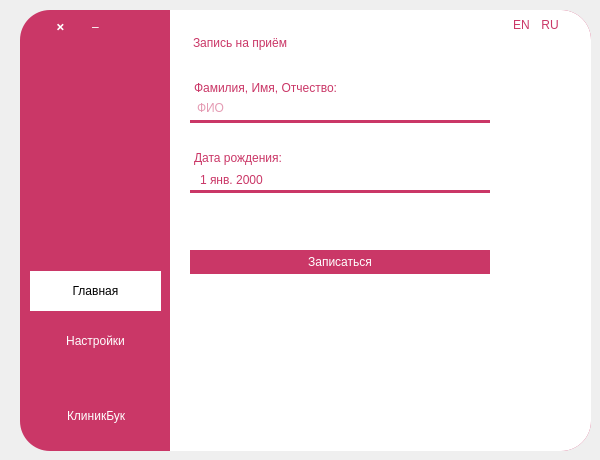
The window that design/main-layout.ui (AsQqqq/clinicbook) describes before a commit, drawn with Qt 5.
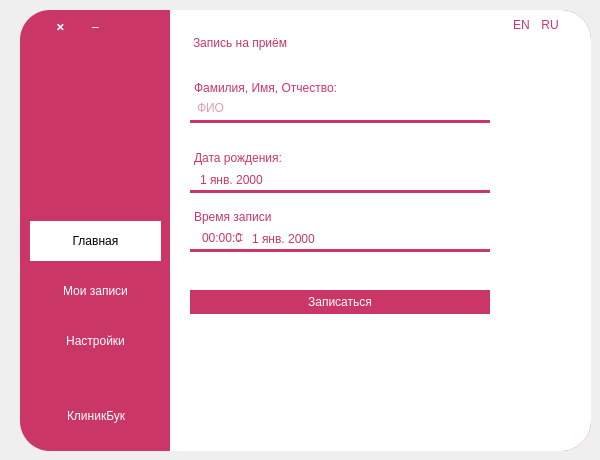
The same window after the commit. Icons and pictures are not drawn.

Diff of the .ui file:
```diff
--- a/design/main-layout.ui
+++ b/design/main-layout.ui
@@ -385,7 +385,7 @@
      <property name="geometry">
       <rect>
        <x>20</x>
-       <y>240</y>
+       <y>280</y>
        <width>300</width>
        <height>24</height>
       </rect>
@@ -464,6 +464,143 @@
       </item>
      </layout>
     </widget>
+    <widget class="QLabel" name="DateUser_2">
+     <property name="geometry">
+      <rect>
+       <x>24</x>
+       <y>196</y>
+       <width>171</width>
+       <height>21</height>
+      </rect>
+     </property>
+     <property name="styleSheet">
+      <string notr="true">QFrame {
+	background-color: 0;
+	color: #ca3767;
+	font: 500 9pt &quot;Montserrat Medium&quot;;	
+}
+</string>
+     </property>
+     <property name="text">
+      <string>Время записи</string>
+     </property>
+    </widget>
+    <widget class="Line" name="line_3">
+     <property name="geometry">
+      <rect>
+       <x>20</x>
+       <y>239</y>
+       <width>300</width>
+       <height>3</height>
+      </rect>
+     </property>
+     <property name="autoFillBackground">
+      <bool>false</bool>
+     </property>
+     <property name="styleSheet">
+      <string notr="true">QFrame {
+	background-color: #ca3767;
+}
+</string>
+     </property>
+     <property name="orientation">
+      <enum>Qt::Horizontal</enum>
+     </property>
+    </widget>
+    <widget class="QDateEdit" name="DateEditUser_2">
+     <property name="geometry">
+      <rect>
+       <x>80</x>
+       <y>219</y>
+       <width>71</width>
+       <height>20</height>
+      </rect>
+     </property>
+     <property name="styleSheet">
+      <string notr="true">QDateEdit {
+	background-color: 0;
+	color: #ca3767;
+	border: 0;
+	font: 500 9pt &quot;Montserrat Medium&quot;;	
+}
+</string>
+     </property>
+     <property name="inputMethodHints">
+      <set>Qt::ImhPreferNumbers</set>
+     </property>
+     <property name="wrapping">
+      <bool>false</bool>
+     </property>
+     <property name="frame">
+      <bool>true</bool>
+     </property>
+     <property name="alignment">
+      <set>Qt::AlignLeading|Qt::AlignLeft|Qt::AlignVCenter</set>
+     </property>
+     <property name="readOnly">
+      <bool>false</bool>
+     </property>
+     <property name="buttonSymbols">
+      <enum>QAbstractSpinBox::NoButtons</enum>
+     </property>
+     <property name="maximumDate">
+      <date>
+       <year>3000</year>
+       <month>12</month>
+       <day>31</day>
+      </date>
+     </property>
+     <property name="minimumDate">
+      <date>
+       <year>1799</year>
+       <month>9</month>
+       <day>14</day>
+      </date>
+     </property>
+    </widget>
+    <widget class="QTimeEdit" name="timeEdit">
+     <property name="geometry">
+      <rect>
+       <x>30</x>
+       <y>217</y>
+       <width>41</width>
+       <height>22</height>
+      </rect>
+     </property>
+     <property name="styleSheet">
+      <string notr="true">QTimeEdit {
+	background-color: 0;
+	color: #ca3767;
+	border: 0;
+	font: 500 9pt &quot;Montserrat Medium&quot;;	
+}
+</string>
+     </property>
+     <property name="buttonSymbols">
+      <enum>QAbstractSpinBox::NoButtons</enum>
+     </property>
+    </widget>
+    <widget class="QLabel" name="DateUser_3">
+     <property name="geometry">
+      <rect>
+       <x>67</x>
+       <y>216</y>
+       <width>16</width>
+       <height>21</height>
+      </rect>
+     </property>
+     <property name="styleSheet">
+      <string notr="true">QFrame {
+	background-color: 0;
+	color: #ca3767;
+	font: 500 9pt &quot;Montserrat Medium&quot;;	
+}
+</string>
+     </property>
+     <property name="text">
+      <string>::</string>
+     </property>
+    </widget>
    </widget>
    <widget class="QWidget" name="verticalLayoutWidget">
     <property name="geometry">
@@ -474,7 +611,7 @@
       <height>361</height>
      </rect>
     </property>
-    <layout class="QVBoxLayout" name="verticalLayout" stretch="0,0,0,0,0">
+    <layout class="QVBoxLayout" name="verticalLayout" stretch="0,0,0,0,0,0,0">
      <property name="spacing">
       <number>0</number>
      </property>
@@ -535,6 +672,44 @@
        </property>
       </spacer>
      </item>
+     <item>
+      <widget class="QPushButton" name="MySend">
+       <property name="styleSheet">
+        <string notr="true">QPushButton {
+	color: white;
+	border: 0;
+	height: 40;
+}
+
+QPushButton:hover {
+	color: black;
+	background-color: white;
+	border: 2px solid white;
+}
+
+</string>
+       </property>
+       <property name="text">
+        <string>Мои записи</string>
+       </property>
+      </widget>
+     </item>
+     <item>
+      <spacer name="verticalSpacer_4">
+       <property name="orientation">
+        <enum>Qt::Vertical</enum>
+       </property>
+       <property name="sizeType">
+        <enum>QSizePolicy::Fixed</enum>
+       </property>
+       <property name="sizeHint" stdset="0">
+        <size>
+         <width>20</width>
+         <height>10</height>
+        </size>
+       </property>
+      </spacer>
+     </item>
      <item>
       <widget class="QPushButton" name="SettingButton">
        <property name="styleSheet">
```
